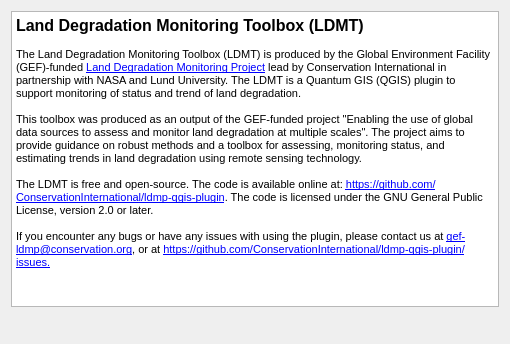
This is LDMP/gui/DlgAbout.ui in ConservationInternational/trends.earth as Qt 5 draws it before an edit. The edited form follows.
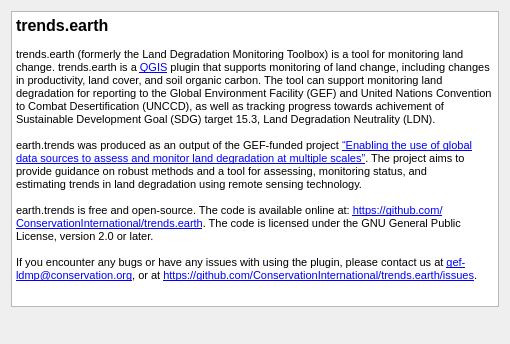
This is the edited form.

Commit message: Update about text.

```diff
--- a/LDMP/gui/DlgAbout.ui
+++ b/LDMP/gui/DlgAbout.ui
@@ -35,14 +35,15 @@
 &lt;html&gt;&lt;head&gt;&lt;meta name=&quot;qrichtext&quot; content=&quot;1&quot; /&gt;&lt;style type=&quot;text/css&quot;&gt;
 p, li { white-space: pre-wrap; }
 &lt;/style&gt;&lt;/head&gt;&lt;body style=&quot; font-family:'MS Shell Dlg 2'; font-size:8.25pt; font-weight:400; font-style:normal;&quot;&gt;
-&lt;p style=&quot; margin-top:0px; margin-bottom:0px; margin-left:0px; margin-right:0px; -qt-block-indent:0; text-indent:0px;&quot;&gt;&lt;span style=&quot; font-size:12pt; font-weight:600;&quot;&gt;Land Degradation Monitoring Toolbox (LDMT)&lt;/span&gt;&lt;/p&gt;
-&lt;p style=&quot; margin-top:0px; margin-bottom:0px; margin-left:0px; margin-right:0px; -qt-block-indent:0; text-indent:0px;&quot;&gt;&lt;span style=&quot; font-size:8pt;&quot;&gt;&lt;br /&gt;The Land Degradation Monitoring Toolbox (LDMT) is produced by the Global Environment Facility (GEF)-funded &lt;/span&gt;&lt;a href=&quot;http://vitalsigns.org/gef-ldmp&quot;&gt;&lt;span style=&quot; font-size:8pt; text-decoration: underline; color:#0000ff;&quot;&gt;Land Degradation Monitoring Project&lt;/span&gt;&lt;/a&gt;&lt;span style=&quot; font-size:8pt;&quot;&gt; lead by Conservation International in partnership with NASA and Lund University. The LDMT is a Quantum GIS (QGIS) plugin to support monitoring of status and trend of land degradation.&lt;/span&gt;&lt;/p&gt;
+&lt;p style=&quot; margin-top:0px; margin-bottom:0px; margin-left:0px; margin-right:0px; -qt-block-indent:0; text-indent:0px;&quot;&gt;&lt;span style=&quot; font-size:12pt; font-weight:600;&quot;&gt;trends.earth&lt;/span&gt;&lt;/p&gt;
+&lt;p style=&quot; margin-top:0px; margin-bottom:0px; margin-left:0px; margin-right:0px; -qt-block-indent:0; text-indent:0px;&quot;&gt;&lt;span style=&quot; font-size:8pt;&quot;&gt;&lt;br /&gt;trends.earth (formerly the Land Degradation Monitoring Toolbox) is a tool for monitoring land change. trends.earth is a &lt;/span&gt;&lt;a href=&quot;http://www.qgis.org&quot;&gt;&lt;span style=&quot; font-size:8pt; text-decoration: underline; color:#0000ff;&quot;&gt;QGIS&lt;/span&gt;&lt;/a&gt;&lt;span style=&quot; font-size:8pt;&quot;&gt; plugin that supports monitoring of land change, including changes in productivity, land cover, and soil organic carbon. The tool can support monitoring land degradation for reporting to the Global Environment Facility (GEF) and United Nations Convention to Combat Desertification (UNCCD), as well as tracking progress towards achivement of Sustainable Development Goal (SDG) target 15.3, Land Degradation Neutrality (LDN).&lt;/span&gt;&lt;/p&gt;
 &lt;p style=&quot;-qt-paragraph-type:empty; margin-top:0px; margin-bottom:0px; margin-left:0px; margin-right:0px; -qt-block-indent:0; text-indent:0px; font-size:8pt;&quot;&gt;&lt;br /&gt;&lt;/p&gt;
-&lt;p style=&quot; margin-top:0px; margin-bottom:0px; margin-left:0px; margin-right:0px; -qt-block-indent:0; text-indent:0px;&quot;&gt;&lt;span style=&quot; font-size:8pt;&quot;&gt;This toolbox was produced as an output of the GEF-funded project &amp;quot;Enabling the use of global data sources to assess and monitor land degradation at multiple scales&amp;quot;. The project aims to provide guidance on robust methods and a toolbox for assessing, monitoring status, and estimating trends in land degradation using remote sensing technology.&lt;/span&gt;&lt;/p&gt;
+&lt;p style=&quot; margin-top:0px; margin-bottom:0px; margin-left:0px; margin-right:0px; -qt-block-indent:0; text-indent:0px;&quot;&gt;&lt;span style=&quot; font-size:8pt;&quot;&gt;earth.trends was produced as an output of the GEF-funded project &lt;/span&gt;&lt;a href=&quot;http://vitalsigns.org/gef-ldmp&quot;&gt;&lt;span style=&quot; font-size:8pt; text-decoration: underline; color:#0000ff;&quot;&gt;“Enabling the use of global data sources to assess and monitor land degradation at multiple scales”&lt;/span&gt;&lt;/a&gt;&lt;span style=&quot; font-size:8pt;&quot;&gt;. The project aims to provide guidance on robust methods and a tool for assessing, monitoring status, and &lt;/span&gt;&lt;/p&gt;
+&lt;p style=&quot; margin-top:0px; margin-bottom:0px; margin-left:0px; margin-right:0px; -qt-block-indent:0; text-indent:0px;&quot;&gt;&lt;span style=&quot; font-size:8pt;&quot;&gt;estimating trends in land degradation using remote sensing technology.&lt;/span&gt;&lt;/p&gt;
 &lt;p style=&quot;-qt-paragraph-type:empty; margin-top:0px; margin-bottom:0px; margin-left:0px; margin-right:0px; -qt-block-indent:0; text-indent:0px; font-size:8pt;&quot;&gt;&lt;br /&gt;&lt;/p&gt;
-&lt;p style=&quot; margin-top:0px; margin-bottom:0px; margin-left:0px; margin-right:0px; -qt-block-indent:0; text-indent:0px;&quot;&gt;&lt;span style=&quot; font-size:8pt;&quot;&gt;The LDMT is free and open-source. The code is available online at: &lt;/span&gt;&lt;a href=&quot;https://github.com/ConservationInternational/ldmp-qgis-plugin&quot;&gt;&lt;span style=&quot; font-size:8pt; text-decoration: underline; color:#0000ff;&quot;&gt;https://github.com/ConservationInternational/ldmp-qgis-plugin&lt;/span&gt;&lt;/a&gt;&lt;span style=&quot; font-size:8pt;&quot;&gt;. The code is licensed under the GNU General Public License, version 2.0 or later.&lt;/span&gt;&lt;/p&gt;
+&lt;p style=&quot; margin-top:0px; margin-bottom:0px; margin-left:0px; margin-right:0px; -qt-block-indent:0; text-indent:0px;&quot;&gt;&lt;span style=&quot; font-size:8pt;&quot;&gt;earth.trends is free and open-source. The code is available online at: &lt;/span&gt;&lt;a href=&quot;https://github.com/ConservationInternational/trends.earth&quot;&gt;&lt;span style=&quot; font-size:8pt; text-decoration: underline; color:#0000ff;&quot;&gt;https://github.com/ConservationInternational/trends.earth&lt;/span&gt;&lt;/a&gt;&lt;span style=&quot; font-size:8pt;&quot;&gt;. The code is licensed under the GNU General Public License, version 2.0 or later.&lt;/span&gt;&lt;/p&gt;
 &lt;p style=&quot;-qt-paragraph-type:empty; margin-top:0px; margin-bottom:0px; margin-left:0px; margin-right:0px; -qt-block-indent:0; text-indent:0px; font-size:8pt;&quot;&gt;&lt;br /&gt;&lt;/p&gt;
-&lt;p style=&quot; margin-top:0px; margin-bottom:0px; margin-left:0px; margin-right:0px; -qt-block-indent:0; text-indent:0px;&quot;&gt;&lt;span style=&quot; font-size:8pt;&quot;&gt;If you encounter any bugs or have any issues with using the plugin, please contact us at &lt;/span&gt;&lt;a href=&quot;mailto:gef-ldmp@conservation.org&quot;&gt;&lt;span style=&quot; font-size:8pt; text-decoration: underline; color:#0000ff;&quot;&gt;gef-ldmp@conservation.org&lt;/span&gt;&lt;/a&gt;&lt;span style=&quot; font-size:8pt;&quot;&gt;, or at &lt;/span&gt;&lt;a href=&quot;https://github.com/ConservationInternational/ldmp-qgis-plugin/issues&quot;&gt;&lt;span style=&quot; font-size:8pt; text-decoration: underline; color:#0000ff;&quot;&gt;https://github.com/ConservationInternational/ldmp-qgis-plugin/issues.&lt;/span&gt;&lt;/a&gt;&lt;/p&gt;&lt;/body&gt;&lt;/html&gt;</string>
+&lt;p style=&quot; margin-top:0px; margin-bottom:0px; margin-left:0px; margin-right:0px; -qt-block-indent:0; text-indent:0px;&quot;&gt;&lt;span style=&quot; font-size:8pt;&quot;&gt;If you encounter any bugs or have any issues with using the plugin, please contact us at &lt;/span&gt;&lt;a href=&quot;mailto:gef-ldmp@conservation.org&quot;&gt;&lt;span style=&quot; font-size:8pt; text-decoration: underline; color:#0000ff;&quot;&gt;gef-ldmp@conservation.org&lt;/span&gt;&lt;/a&gt;&lt;span style=&quot; font-size:8pt;&quot;&gt;, or at &lt;/span&gt;&lt;a href=&quot;https://github.com/ConservationInternational/trends.earth/issues&quot;&gt;&lt;span style=&quot; font-size:8pt; text-decoration: underline; color:#0000ff;&quot;&gt;https://github.com/ConservationInternational/trends.earth/issues&lt;/span&gt;&lt;/a&gt;&lt;span style=&quot; font-size:8pt;&quot;&gt;.&lt;/span&gt;&lt;/p&gt;&lt;/body&gt;&lt;/html&gt;</string>
      </property>
      <property name="openExternalLinks">
       <bool>true</bool>
```
